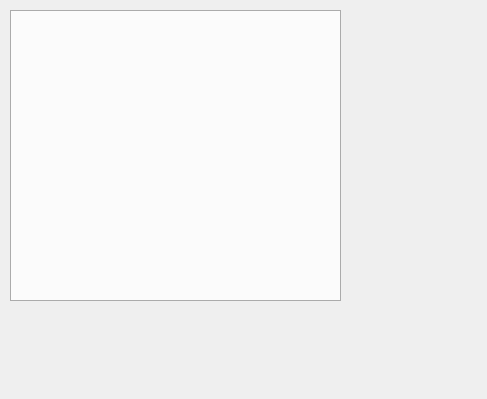
3548848289/SmartDesk, file WidgetRD.ui: the form before one commit.
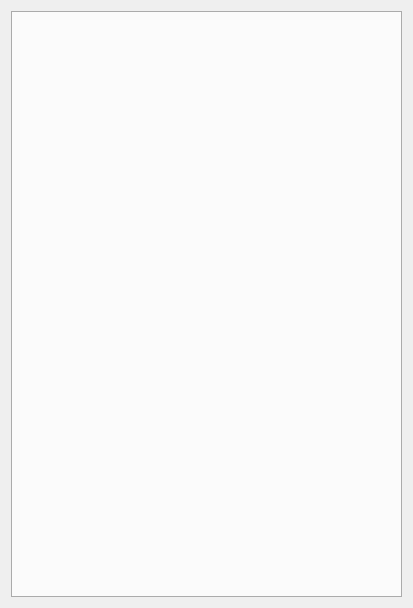
The form after the commit.

The edit to the form file:
```diff
--- a/WidgetRD.ui
+++ b/WidgetRD.ui
@@ -6,30 +6,30 @@
    <rect>
     <x>0</x>
     <y>0</y>
-    <width>487</width>
-    <height>399</height>
+    <width>413</width>
+    <height>608</height>
    </rect>
   </property>
+  <property name="sizePolicy">
+   <sizepolicy hsizetype="Preferred" vsizetype="Preferred">
+    <horstretch>0</horstretch>
+    <verstretch>0</verstretch>
+   </sizepolicy>
+  </property>
   <property name="windowTitle">
    <string>Form</string>
   </property>
   <property name="styleSheet">
    <string notr="true"/>
   </property>
-  <widget class="QWidget" name="verticalLayoutWidget">
-   <property name="geometry">
-    <rect>
-     <x>10</x>
-     <y>10</y>
-     <width>331</width>
-     <height>291</height>
-    </rect>
-   </property>
-   <layout class="QVBoxLayout" name="verticalLayout">
-    <item>
+  <layout class="QGridLayout" name="gridLayout">
+   <item row="0" column="0" rowspan="2" colspan="2">
      <widget class="QTabWidget" name="tabWidget">
+     <property name="enabled">
+      <bool>true</bool>
+     </property>
       <property name="sizePolicy">
-       <sizepolicy hsizetype="Preferred" vsizetype="Preferred">
+      <sizepolicy hsizetype="Expanding" vsizetype="Expanding">
         <horstretch>0</horstretch>
         <verstretch>0</verstretch>
        </sizepolicy>
@@ -46,7 +46,6 @@
      </widget>
     </item>
    </layout>
-  </widget>
  </widget>
  <resources/>
  <connections/>
```
Lines whose indentation alone changed are shown as unchanged.
